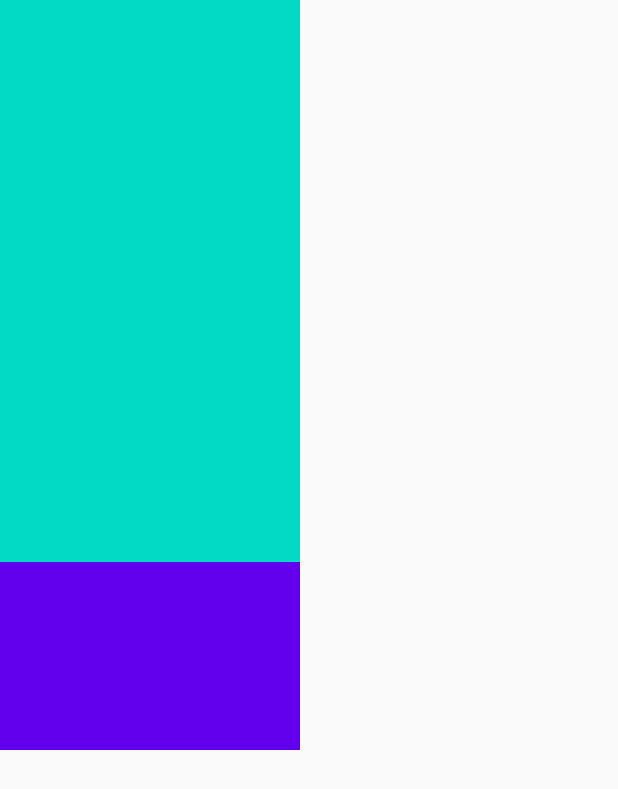
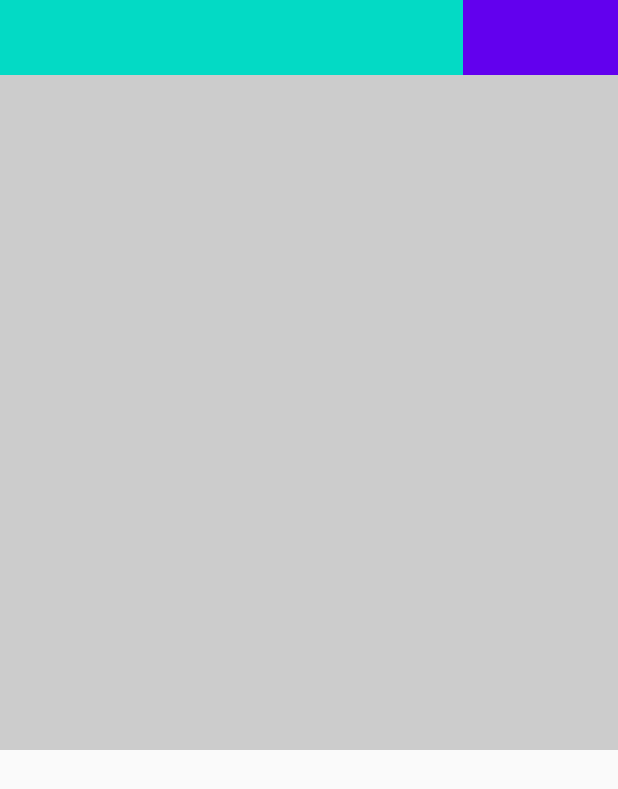
Before and after one commit to not4YU5H/SampleComposeApp, an Android app built with Jetpack Compose: the screen it shows after launch (MainActivity), on a phone screen of 412 x 824 dp. Shown: the top 789 px of the screen. Run offline under Robolectric (Android 15) with nearby library versions, the phone set to English and light mode, and no system bars.

Commit message:
Implemented till Rows and Columns (final)

```diff
--- a/app/src/main/java/com/example/samplecomposeapp/MainActivity.kt
+++ b/app/src/main/java/com/example/samplecomposeapp/MainActivity.kt
@@ -25,9 +25,11 @@ class MainActivity : ComponentActivity() {
                 // A surface container using the 'background' color from the theme
                 Surface(color = MaterialTheme.colors.background)
                 {
-                    Column (modifier = Modifier.height(500.dp)
+                    Row (modifier = Modifier
+                        .height(500.dp)
+                        .width(500.dp)
                         .background(Color.LightGray),
-                        horizontalAlignment = Alignment.CenterHorizontally){
+                        horizontalArrangement = Arrangement.Start){
                         CustomItem(weight = 3f, color = MaterialTheme.colors.secondary)
                         CustomItem(weight = 1f)
                     }
@@ -38,9 +40,10 @@ class MainActivity : ComponentActivity() {
 }
 
 @Composable
-fun ColumnScope.CustomItem(weight: Float, color: Color = MaterialTheme.colors.primary) {
+fun RowScope.CustomItem(weight: Float, color: Color = MaterialTheme.colors.primary) {
     Surface(modifier = Modifier
-        .width(200.dp)
+        .width(50.dp)
+        .height(50.dp)
         .weight(weight),
         color = color
     ) { }
@@ -50,8 +53,9 @@ fun ColumnScope.CustomItem(weight: Float, color: Color = MaterialTheme.colors.pr
 @Composable
 fun DefaultPreview() {
     SampleComposeAppTheme {
-        Column (modifier = Modifier.height(500.dp),
-        horizontalAlignment = Alignment.CenterHorizontally){
+        Row (modifier = Modifier.fillMaxSize(),
+        horizontalArrangement = Arrangement.Start,
+        verticalAlignment = Alignment.CenterVertically ){
             CustomItem(weight = 3f, color = MaterialTheme.colors.secondary)
             CustomItem(weight = 1f)
         }
```
